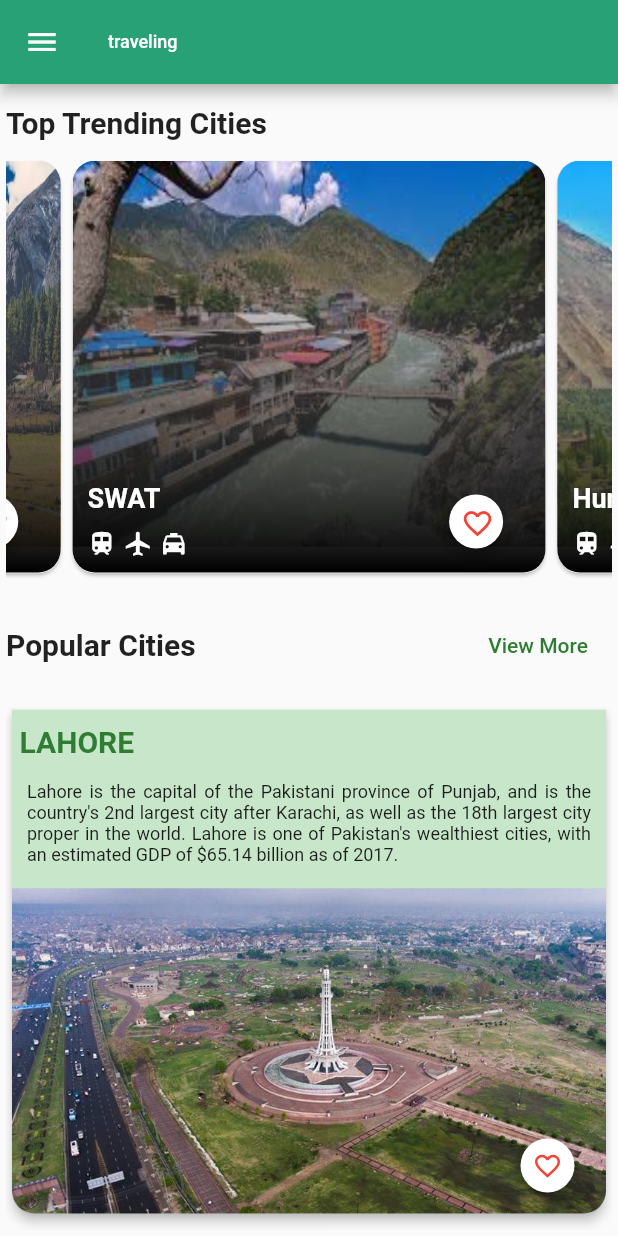
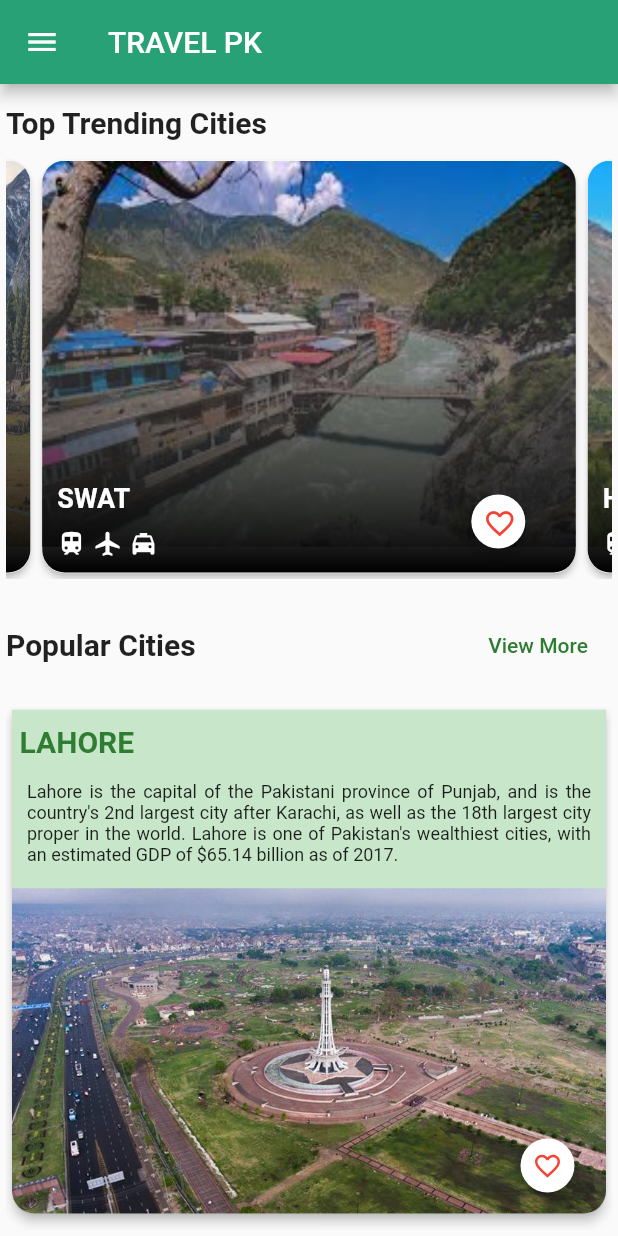
Before and after one commit to sherryjee/flutter_travelapp, a Flutter app: the screen it shows after launch, on a phone screen of 412 x 824 dp. Run offline on Flutter 3.47's test engine with Material 2 defaults, Android fonts, the phone set to English and light mode, and no system bars; drawn by our look-alikes of carousel_slider.

Commit message:
ammars commit

```diff
--- a/lib/Splash_screen/splash_screen.dart
+++ b/lib/Splash_screen/splash_screen.dart
@@ -53,7 +53,7 @@ class _Splash_ScreenState extends State<Splash_Screen> {
                 backgroundColor:Colors.white,
                 radius:60.0,),
               Padding(padding: EdgeInsets.all(10.0)),
-              Text("KARACHI TRAVELS",style: TextStyle(fontSize:25,color: Colors.white,fontWeight: FontWeight.w700),),
+              Text("TRAVEL PK",style: TextStyle(fontSize:25,color: Colors.white,fontWeight: FontWeight.w700),),
               Expanded(
                   flex: 0,
                   child:Column(
--- a/lib/home_screen.dart
+++ b/lib/home_screen.dart
@@ -12,9 +12,9 @@ class home_screen extends StatelessWidget {
     return Scaffold(
       appBar: AppBar(
         title: Text(
-          "traveling",
+          "TRAVEL PK",
           style: TextStyle(
-            fontSize: 12.0,
+            fontSize: 20.0,
             color: Colors.white,
           ),
           textAlign: TextAlign.center,
@@ -113,6 +113,7 @@ class home_screen extends StatelessWidget {
                 ),
                 CarouselSlider(
                   options: CarouselOptions(
+                    viewportFraction: 0.9,
                     autoPlayCurve: Curves.easeOut,
                     autoPlay: true,
                     autoPlayAnimationDuration: Duration(seconds: 2),
@@ -128,6 +129,7 @@ class home_screen extends StatelessWidget {
                     return Builder(
                       builder: (BuildContext context) {
                         return Card(
+                          elevation: 2.0,
                           shape: RoundedRectangleBorder(
                               borderRadius: BorderRadius.all(
                             Radius.circular(15),
@@ -214,7 +216,7 @@ class home_screen extends StatelessWidget {
                                   ),
                                   Positioned(
                                       bottom: 10,
-                                      left: 225,
+                                      left: 260,
                                       child: CircularButton(
                                           radius: 10,
                                           icon: Icon(
```
